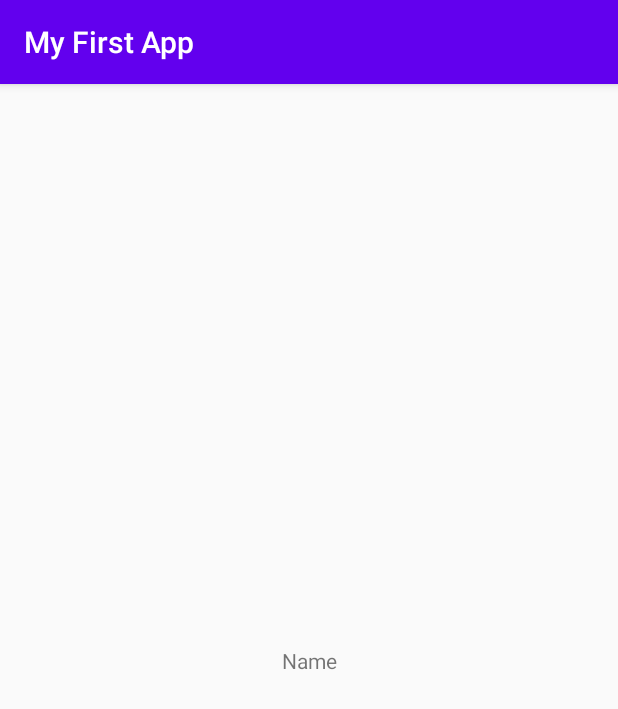
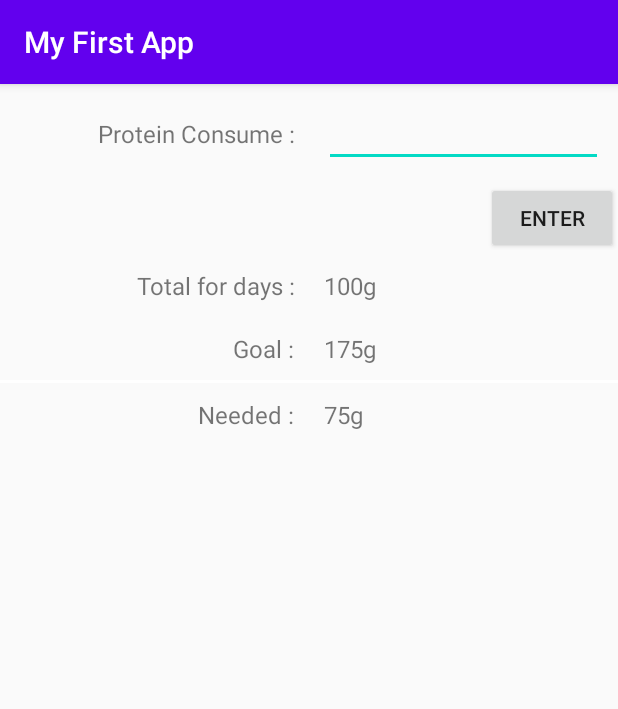
Before and after one commit to Meyke98/PROGMOB, an Android app: the screen it shows after launch (TrackerActivity before the commit, TrackerActivity2 after it), after a tap on "TUGAS 2: TRACKER LAYOUT", on a phone screen of 412 x 824 dp. Shown: the top 709 px of the screen. Run offline under Robolectric (Android 15) with nearby library versions, the light colour scheme and no system bars; 2 other taps on this screen came first.

Commit message:
Activity Layout Done

```diff
--- a/app/src/main/AndroidManifest.xml
+++ b/app/src/main/AndroidManifest.xml
@@ -9,7 +9,9 @@
         android:roundIcon="@mipmap/ic_launcher_round"
         android:supportsRtl="true"
         android:theme="@style/AppTheme">
-        <activity android:name=".TrackerActivity"></activity>
+        <activity android:name=".test"></activity>
+        <activity android:name=".TrackerActivity2" />
+        <activity android:name=".TrackerActivity" />
         <activity android:name=".MainActivity">
             <intent-filter>
                 <action android:name="android.intent.action.MAIN" />
--- a/app/src/main/java/meyke/example/myfirstapp/MainActivity.java
+++ b/app/src/main/java/meyke/example/myfirstapp/MainActivity.java
@@ -3,7 +3,6 @@ package meyke.example.myfirstapp;
 import android.content.Intent;
 import android.support.v7.app.AppCompatActivity;
 import android.os.Bundle;
-import android.util.Log;
 import android.view.View;
 import android.widget.Button;
 import android.widget.EditText;
@@ -19,6 +18,7 @@ public class MainActivity extends AppCompatActivity {
         final TextView txtView = (TextView)findViewById(R.id.mainActivityTextView);
         Button myBtn = (Button)findViewById(R.id.button1);
         final EditText myEditText = (EditText)findViewById(R.id.editText1);
+        Button btnHelp = (Button)findViewById(R.id.btnHelp);
         Button btnTracker = (Button)findViewById(R.id.btnTracker);
 
         txtView.setText(R.string.text_hello_world);
@@ -29,7 +29,7 @@ public class MainActivity extends AppCompatActivity {
                 txtView.setText(myEditText.getText().toString());
             }
         });
-        btnTracker.setOnClickListener(new View.OnClickListener() {
+        btnHelp.setOnClickListener(new View.OnClickListener() {
             @Override
             public void onClick(View v) {
                 Intent intent = new Intent(MainActivity.this,TrackerActivity.class);
@@ -41,5 +41,12 @@ public class MainActivity extends AppCompatActivity {
                 startActivity(intent);
             }
         });
+        btnTracker.setOnClickListener(new View.OnClickListener() {
+            @Override
+            public void onClick(View v) {
+                Intent intent = new Intent(MainActivity.this,TrackerActivity2.class);
+                startActivity(intent);
+            }
+        });
     }
 }
--- /dev/null
+++ b/app/src/main/java/meyke/example/myfirstapp/TrackerActivity2.java
@@ -0,0 +1,13 @@
+package meyke.example.myfirstapp;
+
+import android.support.v7.app.AppCompatActivity;
+import android.os.Bundle;
+
+public class TrackerActivity2 extends AppCompatActivity {
+
+    @Override
+    protected void onCreate(Bundle savedInstanceState) {
+        super.onCreate(savedInstanceState);
+        setContentView(R.layout.activity_tracker2);
+    }
+}
--- /dev/null
+++ b/app/src/main/res/layout/activity_tracker2.xml
@@ -0,0 +1,105 @@
+<?xml version="1.0" encoding="utf-8"?>
+    <LinearLayout xmlns:android="http://schemas.android.com/apk/res/android"
+        android:layout_width="fill_parent"
+        android:layout_height="fill_parent"
+        android:orientation="vertical">
+    <LinearLayout
+        android:layout_width="fill_parent"
+        android:layout_height="wrap_content">
+    <TextView
+        android:id="@+id/textView1"
+        android:layout_width="fill_parent"
+        android:layout_height="wrap_content"
+        android:layout_weight="1"
+        android:gravity="right"
+        android:text="Protein Consume :"
+        android:textSize="16sp"
+        android:layout_margin="10dp"/>
+    <EditText
+        android:id="@+id/editText1"
+        android:layout_width="fill_parent"
+        android:layout_height="wrap_content"
+        android:layout_weight="1"
+        android:ems="10"
+        android:layout_margin="10dp">
+        <requestFocus android:layout_width="wrap_content"/>
+    </EditText>
+    </LinearLayout>
+    <LinearLayout
+        android:layout_width="fill_parent"
+        android:layout_height="wrap_content"
+        android:gravity="right">
+        <Button
+            android:id="@+id/button1"
+            android:layout_width="wrap_content"
+            android:layout_height="wrap_content"
+            android:text="Enter"/>
+    </LinearLayout>
+    <LinearLayout
+        android:layout_width="fill_parent"
+        android:layout_height="wrap_content">
+        <TextView
+            android:id="@+id/textView2"
+            android:layout_width="fill_parent"
+            android:layout_height="wrap_content"
+            android:text="Total for days :"
+            android:layout_weight="1"
+            android:textSize="16sp"
+            android:layout_margin="10dp"
+            android:gravity="right"/>
+        <TextView
+            android:id="@+id/textView3"
+            android:layout_width="fill_parent"
+            android:layout_weight="1"
+            android:layout_height="wrap_content"
+            android:text="100g"
+            android:textSize="16sp"
+            android:layout_margin="10dp"/>
+    </LinearLayout>
+    <LinearLayout
+        android:layout_width="match_parent"
+        android:layout_height="wrap_content">
+        <TextView
+            android:id="@+id/TextView01"
+            android:layout_width="fill_parent"
+            android:layout_height="wrap_content"
+            android:layout_margin="10dp"
+            android:layout_weight="1"
+            android:gravity="right"
+            android:text="Goal :"
+            android:textSize="16sp"/>
+        <TextView
+            android:id="@+id/TextView02"
+            android:layout_width="fill_parent"
+            android:layout_height="wrap_content"
+            android:layout_margin="10dp"
+            android:layout_weight="1"
+            android:text="175g"
+            android:textSize="16sp"/>
+    </LinearLayout>
+    <LinearLayout
+        android:layout_width="match_parent"
+        android:layout_height="2dip"
+        android:background="@android:color/white"/>
+        <LinearLayout
+            android:layout_width="match_parent"
+            android:layout_height="wrap_content">
+            <TextView
+                android:id="@+id/TextView04"
+                android:layout_width="fill_parent"
+                android:layout_height="wrap_content"
+                android:layout_margin="10dp"
+                android:layout_weight="1"
+                android:gravity="right"
+                android:text="Needed :"
+                android:textSize="16sp"/>
+            <TextView
+                android:id="@+id/TextView03"
+                android:layout_width="fill_parent"
+                android:layout_height="wrap_content"
+                android:layout_margin="10dp"
+                android:layout_weight="1"
+                android:text="75g"
+                android:textSize="16sp"/>
+        </LinearLayout>
+    </LinearLayout>
```
Also changed, not shown: app/src/main/res/layout/activity_main.xml (+19 -6 lines), app/src/main/res/layout/test_table_layout.xml (added, +75 -0 lines).
